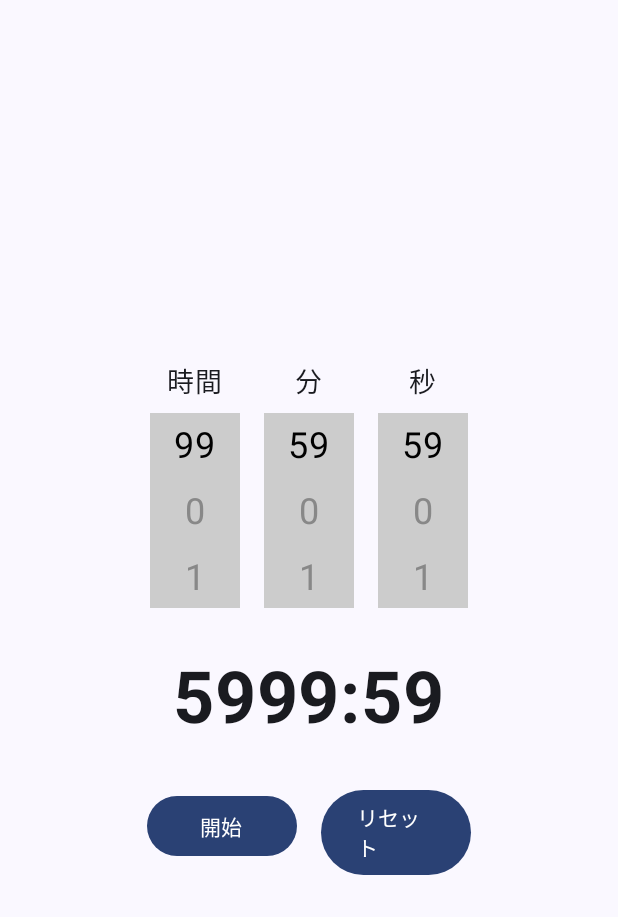
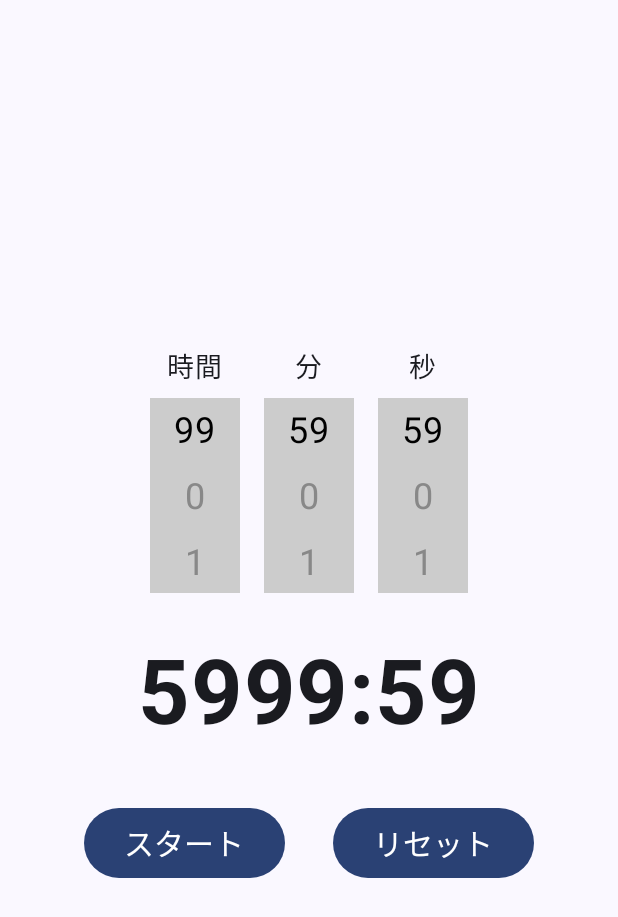
Before and after one commit to kawai-yuuki/ComposeTimerApp, an Android app built with Jetpack Compose: the WaitScreen screen opened through its navigation route, on a phone screen of 412 x 824 dp. Shown: the top 917 px of the screen. Run offline under Robolectric (Android 15) with nearby library versions, the phone set to English and light mode, and no system bars.

Commit message:
Add button and 「着信音まで」

```diff
--- a/app/src/main/java/com/example/composetimerapp/MainActivity.kt
+++ b/app/src/main/java/com/example/composetimerapp/MainActivity.kt
@@ -38,6 +38,7 @@ import androidx.compose.ui.Modifier
 import androidx.compose.ui.graphics.Color
 import androidx.compose.ui.platform.LocalContext
 import androidx.compose.ui.text.font.FontWeight
+import androidx.compose.ui.text.style.TextAlign
 import androidx.compose.ui.unit.dp
 import androidx.compose.ui.unit.sp
 import androidx.core.app.NotificationCompat
@@ -325,7 +326,7 @@ fun TimerScreen(
         // タイマー表示
         Text(
             text = formatTime(if (isRunning) timeLeft else totalSelectedTime),
-            fontSize = 48.sp,
+            fontSize = 60.sp, // フォントサイズを大きく
             fontWeight = FontWeight.Bold,
             modifier = Modifier.padding(bottom = 32.dp)
         )
@@ -357,9 +358,11 @@ fun TimerScreen(
                             onPauseClick()
                         }
                     },
-                    modifier = Modifier.width(100.dp)
+                    modifier = Modifier
+                        .width(150.dp)  // ボタンの幅を広げる
+                        .padding(8.dp)  // パディングを追加して余裕を持たせる
                 ) {
-                    Text(if (isRunning) "一時停止" else "開始")
+                    Text("スタート", fontSize = 20.sp)  // テキストサイズを大きく
                 }
 
                 // リセットボタン
@@ -380,9 +383,11 @@ fun TimerScreen(
                             secondsListState.scrollToItem(0)
                         }
                     },
-                    modifier = Modifier.width(100.dp)
+                    modifier = Modifier
+                        .width(150.dp)
+                        .padding(8.dp)
                 ) {
-                    Text("リセット")
+                    Text("リセット", fontSize = 20.sp)
                 }
             }
         }
@@ -592,6 +597,14 @@ fun WaitScreen(
     ) {
         if (!isCalling) {
             // タイマーが動作中または停止中の通常表示
+            Text(
+                text = "着信まで",
+                style = MaterialTheme.typography.headlineMedium,
+                fontWeight = FontWeight.Bold,
+                color = MaterialTheme.colorScheme.primary,
+                modifier = Modifier.fillMaxWidth(),  // テキストを横幅いっぱいに広げる
+                textAlign = TextAlign.Center  // テキストを中央揃えにする
+            )
             Image(
                 painter = painterResource(id = R.drawable.timer_running_image),
                 contentDescription = "Timer Running",
@@ -601,6 +614,7 @@ fun WaitScreen(
             Text(
                 text = "残り時間: ${formatTime(time)}",
                 style = MaterialTheme.typography.headlineMedium,
+                fontSize = 36.sp  // フォントサイズを大きく
             )
 
             // ボタンコンテナ
@@ -612,9 +626,11 @@ fun WaitScreen(
                     onClick = {
                         onStartPauseClick(isRunning) // 停止ボタンが押されたときにタイマーを停止
                     },
-                    modifier = Modifier.width(100.dp)
+                    modifier = Modifier
+                        .width(150.dp)
+                        .padding(8.dp)
                 ) {
-                    Text(if (isRunning) "Pause" else "Start") // 状態に応じてボタン表示を変更
+                    Text(if (isRunning) "ストップ" else "スタート", fontSize = 20.sp)  // テキストサイズを大きく
                 }
 
                 // リセットボタン
@@ -625,9 +641,11 @@ fun WaitScreen(
                         isCalling = false // 通話状態のリセット
                         time = timeLeft // タイマーのリセット
                     },
-                    modifier = Modifier.width(100.dp)
+                    modifier = Modifier
+                        .width(150.dp)
+                        .padding(8.dp)
                 ) {
-                    Text("Reset")
+                    Text("リセット", fontSize = 20.sp)
                 }
             }
         } else {
@@ -641,10 +659,12 @@ fun WaitScreen(
                 contentScale = ContentScale.Fit // 画像が見切れないように収める
             )
             Text(
-                text = "足立さんから着信が来ています",
+                text = "足立さんから\n着信が来ています",
                 style = MaterialTheme.typography.headlineMedium,
                 fontWeight = FontWeight.Bold,
-                color = MaterialTheme.colorScheme.primary
+                color = MaterialTheme.colorScheme.primary,
+                modifier = Modifier.fillMaxWidth(),  // テキストを横幅いっぱいに広げる
+                textAlign = TextAlign.Center  // テキストを中央揃えにする
             )
 
             // 終了後の操作ボタン
@@ -657,9 +677,17 @@ fun WaitScreen(
                     isCalling = false
                     time  = timeLeft
                 },
-                modifier = Modifier.padding(top = 16.dp)
+                modifier = Modifier
+                    .width(200.dp)
+                    .padding(8.dp)
             ) {
-                Text("Reset Timer")
+                Text(
+                    text = "タイマーを\nリセットする",
+                    fontSize = 20.sp,
+                    lineHeight = 28.sp,  // 行間を広げる
+                    modifier = Modifier.fillMaxWidth(),  // テキストを横幅いっぱいに広げる
+                    textAlign = TextAlign.Center  // テキストを中央揃えにする
+                )
             }
         }
     }
```
